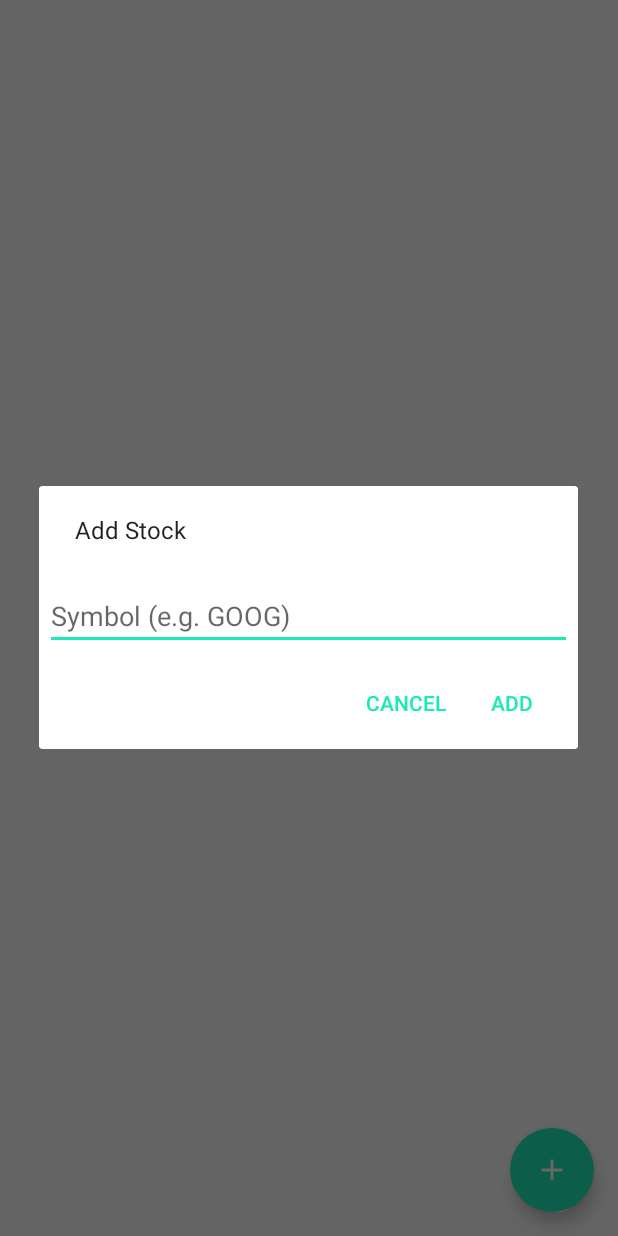
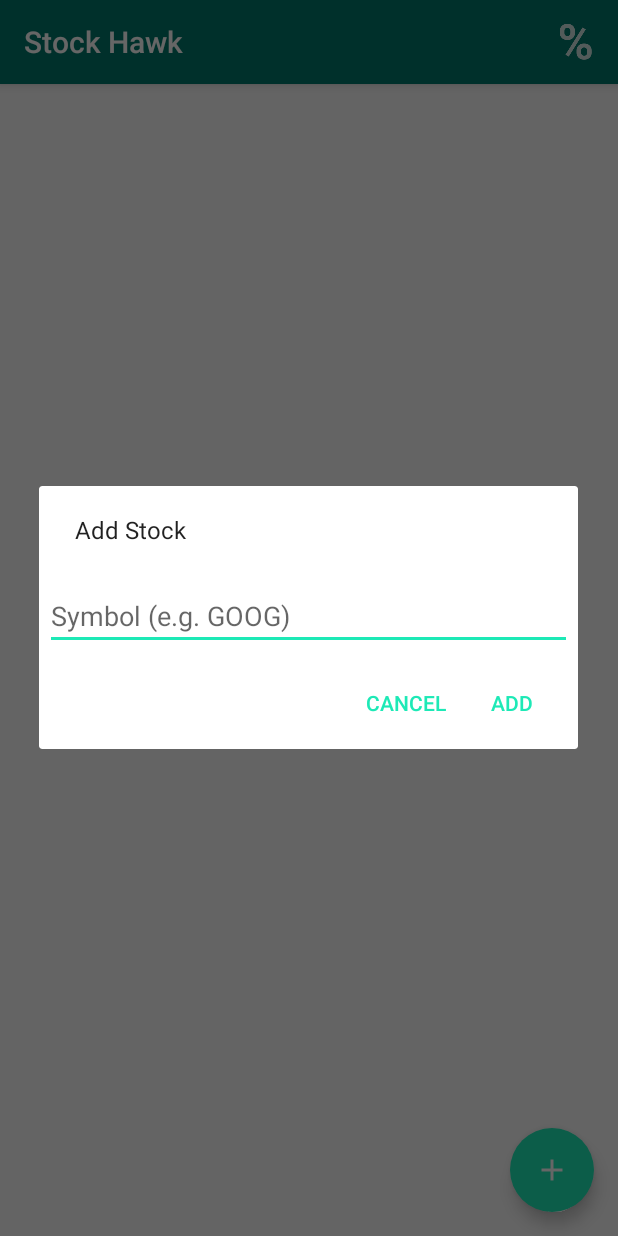
Before and after one commit to CarH/StockHawk, an Android app: the screen it shows after launch (MainActivity), after a tap on "Add a new stock", on a phone screen of 412 x 824 dp. Run offline under Robolectric (Android 15) with nearby library versions, the phone set to English and light mode, and no system bars; our stand-ins replace ButterKnife, Timber; libraries missing offline, so code that uses them is left out: com.facebook.stetho, yahoofinance.histquotes, yahoofinance.quotes.stock; 5 statements that could not run were skipped; 1 other tap on this screen came first.

Commit message:
Fix to display the action bar on the main screen

```diff
--- a/app/src/main/java/com/udacity/stockhawk/ui/MainActivity.java
+++ b/app/src/main/java/com/udacity/stockhawk/ui/MainActivity.java
@@ -3,6 +3,7 @@ package com.udacity.stockhawk.ui;
 import android.content.Context;
 import android.content.Intent;
 import android.database.Cursor;
+import android.graphics.Rect;
 import android.net.ConnectivityManager;
 import android.net.NetworkInfo;
 import android.os.Bundle;
@@ -13,6 +14,7 @@ import android.support.v4.widget.SwipeRefreshLayout;
 import android.support.v7.app.AppCompatActivity;
 import android.support.v7.widget.LinearLayoutManager;
 import android.support.v7.widget.RecyclerView;
+import android.support.v7.widget.Toolbar;
 import android.support.v7.widget.helper.ItemTouchHelper;
 import android.view.Menu;
 import android.view.MenuItem;
@@ -46,6 +48,8 @@ public class MainActivity extends AppCompatActivity implements LoaderManager.Loa
     @SuppressWarnings("WeakerAccess")
     @BindView(R.id.error)
     TextView error;
+    @BindView(R.id.main_toolbar)
+    Toolbar toolbar;
     private StockAdapter adapter;
 
     @Override
@@ -65,9 +69,12 @@ public class MainActivity extends AppCompatActivity implements LoaderManager.Loa
         setContentView(R.layout.activity_main);
         ButterKnife.bind(this);
 
+        setSupportActionBar(toolbar);
+
         adapter = new StockAdapter(this, this);
         stockRecyclerView.setAdapter(adapter);
         stockRecyclerView.setLayoutManager(new LinearLayoutManager(this));
+        stockRecyclerView.addItemDecoration(new VerticalSpaceItemDecoration(48));
 
         swipeRefreshLayout.setOnRefreshListener(this);
         swipeRefreshLayout.setRefreshing(true);
@@ -94,6 +101,21 @@ public class MainActivity extends AppCompatActivity implements LoaderManager.Loa
         Stetho.initialize(Stetho.newInitializerBuilder(this)
                 .enableWebKitInspector(Stetho.defaultInspectorModulesProvider(this))
                 .build());
+    }
+
+    public class VerticalSpaceItemDecoration extends RecyclerView.ItemDecoration {
+
+        private final int verticalSpaceHeight;
+
+        public VerticalSpaceItemDecoration(int verticalSpaceHeight) {
+            this.verticalSpaceHeight = verticalSpaceHeight;
+        }
+
+        @Override
+        public void getItemOffsets(Rect outRect, View view, RecyclerView parent,
+                                   RecyclerView.State state) {
+            outRect.bottom = verticalSpaceHeight;
+        }
     }
 
     private boolean networkUp() {
--- a/app/src/main/res/layout/activity_main.xml
+++ b/app/src/main/res/layout/activity_main.xml
@@ -1,11 +1,33 @@
 <?xml version="1.0" encoding="utf-8"?>
-<merge xmlns:android="http://schemas.android.com/apk/res/android"
+<!--<merge xmlns:android="http://schemas.android.com/apk/res/android"-->
+    <!--xmlns:app="http://schemas.android.com/apk/res-auto"-->
+    <!--xmlns:tools="http://schemas.android.com/tools"-->
+    <!--android:layout_width="match_parent"-->
+    <!--android:layout_height="match_parent"-->
+    <!--android:orientation="vertical"-->
+    <!--tools:context="com.udacity.stockhawk.ui.MainActivity">-->
+<android.support.design.widget.CoordinatorLayout xmlns:android="http://schemas.android.com/apk/res/android"
+    android:layout_height="match_parent"
+    android:layout_width="match_parent"
+    xmlns:tools="http://schemas.android.com/tools"
     xmlns:app="http://schemas.android.com/apk/res-auto"
-    xmlns:tools="http://schemas.android.com/tools"
-    android:layout_width="match_parent"
-    android:layout_height="match_parent"
-    android:orientation="vertical"
-    tools:context="com.udacity.stockhawk.ui.MainActivity">
+    tools:context="com.udacity.stockhawk.ui.MainActivity"
+    android:orientation="vertical">
+
+    <android.support.design.widget.AppBarLayout
+        android:layout_width="match_parent"
+        android:layout_height="wrap_content"
+        android:theme="@style/ThemeOverlay.AppCompat.Dark.ActionBar"
+        android:elevation="@dimen/appbar_elevation">
+
+        <android.support.v7.widget.Toolbar
+            android:id="@+id/main_toolbar"
+            android:minHeight="?attr/actionBarSize"
+            android:layout_width="match_parent"
+            android:layout_height="wrap_content">
+
+        </android.support.v7.widget.Toolbar>
+    </android.support.design.widget.AppBarLayout>
 
     <android.support.v4.widget.SwipeRefreshLayout
         android:id="@+id/swipe_refresh"
@@ -44,4 +66,6 @@
         android:textAppearance="@android:style/TextAppearance.Medium"
         android:visibility="gone"
         tools:text="Error message" />
-</merge>
+
+</android.support.design.widget.CoordinatorLayout>
+    <!--</merge>-->
--- a/app/src/main/res/layout/add_stock_dialog.xml
+++ b/app/src/main/res/layout/add_stock_dialog.xml
@@ -10,7 +10,9 @@
         android:layout_height="wrap_content"
         android:layout_marginBottom="4dp"
         android:layout_marginLeft="4dp"
+        android:layout_marginStart="4dp"
         android:layout_marginRight="4dp"
+        android:layout_marginEnd="4dp"
         android:layout_marginTop="16dp"
         android:hint="@string/dialog_hint"
         android:inputType="textCapCharacters" />
--- a/app/src/main/res/layout/list_item_quote.xml
+++ b/app/src/main/res/layout/list_item_quote.xml
@@ -6,7 +6,9 @@
     android:gravity="center_vertical"
     android:orientation="horizontal"
     android:paddingLeft="16dp"
-    android:paddingRight="16dp">
+    android:paddingStart="16dp"
+    android:paddingRight="16dp"
+    android:paddingEnd="16dp">
 
     <TextView
         android:id="@+id/symbol"
@@ -37,7 +39,9 @@
             android:layout_height="wrap_content"
             android:background="@drawable/percent_change_pill_green"
             android:paddingLeft="3dp"
+            android:paddingStart="3dp"
             android:paddingRight="3dp"
+            android:paddingEnd="3dp"
             tools:text="100%" />
     </LinearLayout>
 </LinearLayout>
--- a/app/src/main/res/menu/main_activity_settings.xml
+++ b/app/src/main/res/menu/main_activity_settings.xml
@@ -7,6 +7,7 @@
         android:icon="@drawable/ic_dollar"
         android:orderInCategory="99"
         android:title="@string/action_change_units"
+        android:contentDescription="@string/pref_display_mode_str"
         app:showAsAction="always" />
 
 </menu>
--- a/app/src/main/res/values/dimens.xml
+++ b/app/src/main/res/values/dimens.xml
@@ -1,4 +1,5 @@
 <resources>
     <dimen name="activity_horizontal_margin">16dp</dimen>
     <dimen name="activity_vertical_margin">16dp</dimen>
+    <dimen name="appbar_elevation">4dp</dimen>
 </resources>
--- a/app/src/main/res/values/strings.xml
+++ b/app/src/main/res/values/strings.xml
@@ -35,5 +35,6 @@
     <string name="toask_no_connectivity_to_open_add_stock_dialog">It\'s not possible to add a stock because there is no connectivity.</string>
     <string name="invalid_stock_symbol">%s is an invalid symbol.</string>
     <string name="title_activity_stock_chart">StockChart</string>
+    <string name="pref_display_mode_str">Preferred display mode</string>
 
 </resources>
```
Also changed, not shown: 1 other file.
